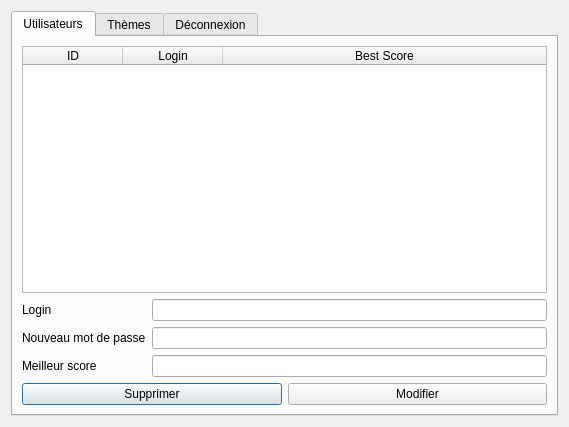
G4bleb/salt-n-pepper, file mainmenu.ui: the form before one commit.
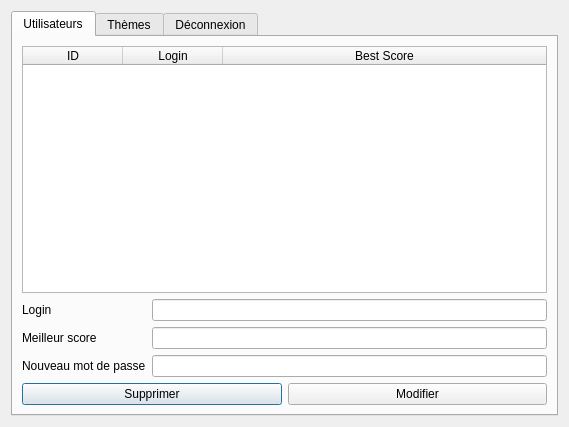
The form after the commit.

Diff of the .ui file:
```diff
--- a/mainmenu.ui
+++ b/mainmenu.ui
@@ -78,25 +78,25 @@
            <item row="0" column="1">
             <widget class="QLineEdit" name="lineEdit_login"/>
            </item>
-           <item row="1" column="0">
-            <widget class="QLabel" name="label_10">
-             <property name="text">
-              <string>Nouveau mot de passe</string>
-             </property>
-            </widget>
-           </item>
            <item row="1" column="1">
-            <widget class="QLineEdit" name="lineEdit_pwd"/>
+            <widget class="QLineEdit" name="lineEdit_high_score"/>
            </item>
            <item row="2" column="0">
             <widget class="QLabel" name="label_13">
              <property name="text">
-              <string>Meilleur score</string>
+              <string>Nouveau mot de passe</string>
              </property>
             </widget>
            </item>
            <item row="2" column="1">
-            <widget class="QLineEdit" name="lineEdit_high_score"/>
+            <widget class="QLineEdit" name="lineEdit_pwd"/>
+           </item>
+           <item row="1" column="0">
+            <widget class="QLabel" name="label_10">
+             <property name="text">
+              <string>Meilleur score</string>
+             </property>
+            </widget>
            </item>
           </layout>
          </item>
```
